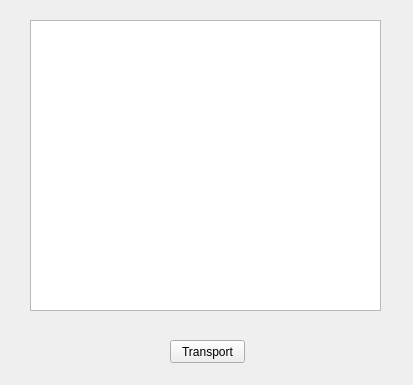
Qt form UI_design/gcode_trasn.ui (BoBOHanLee/Interface2) before a commit.
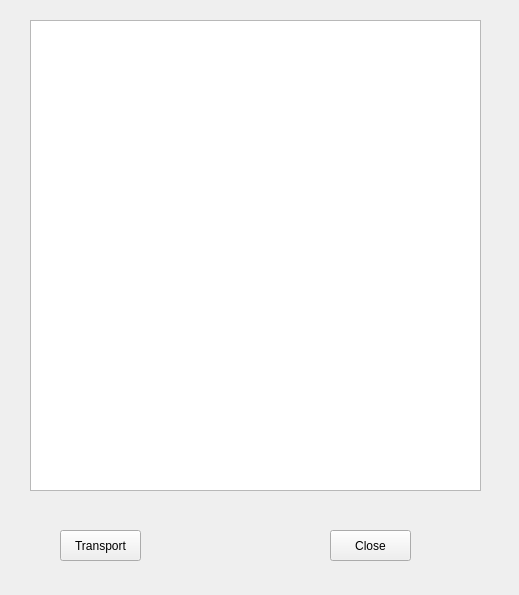
The same form after that commit.

Diff of the .ui file:
```diff
--- a/UI_design/gcode_trasn.ui
+++ b/UI_design/gcode_trasn.ui
@@ -6,8 +6,8 @@
    <rect>
     <x>0</x>
     <y>0</y>
-    <width>413</width>
-    <height>385</height>
+    <width>519</width>
+    <height>595</height>
    </rect>
   </property>
   <property name="windowTitle">
@@ -18,24 +18,37 @@
     <rect>
      <x>30</x>
      <y>20</y>
-     <width>351</width>
-     <height>291</height>
+     <width>451</width>
+     <height>471</height>
     </rect>
    </property>
   </widget>
   <widget class="QPushButton" name="pushButton">
    <property name="geometry">
     <rect>
-     <x>170</x>
-     <y>340</y>
-     <width>75</width>
-     <height>23</height>
+     <x>60</x>
+     <y>530</y>
+     <width>81</width>
+     <height>31</height>
     </rect>
    </property>
    <property name="text">
     <string>Transport</string>
    </property>
   </widget>
+  <widget class="QPushButton" name="pushButton_2">
+   <property name="geometry">
+    <rect>
+     <x>330</x>
+     <y>530</y>
+     <width>81</width>
+     <height>31</height>
+    </rect>
+   </property>
+   <property name="text">
+    <string>Close</string>
+   </property>
+  </widget>
  </widget>
  <resources/>
  <connections/>
```
